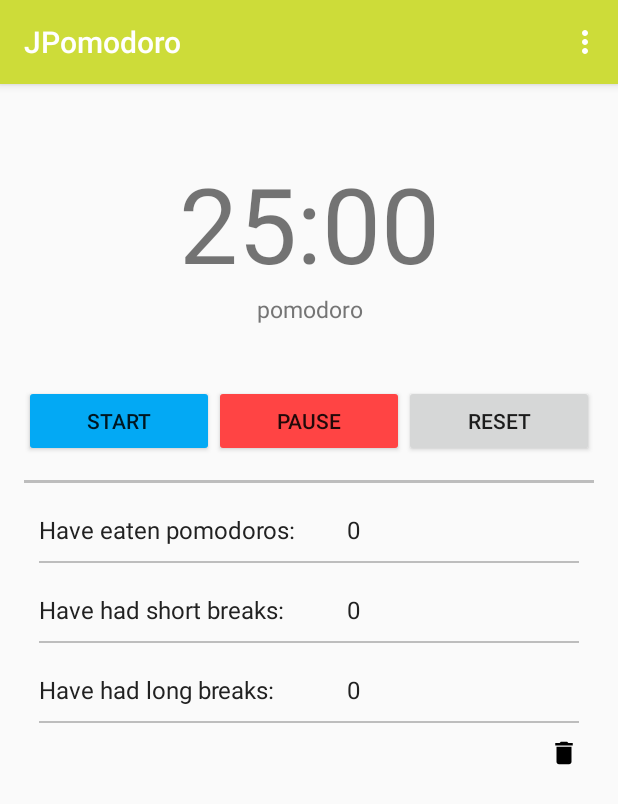
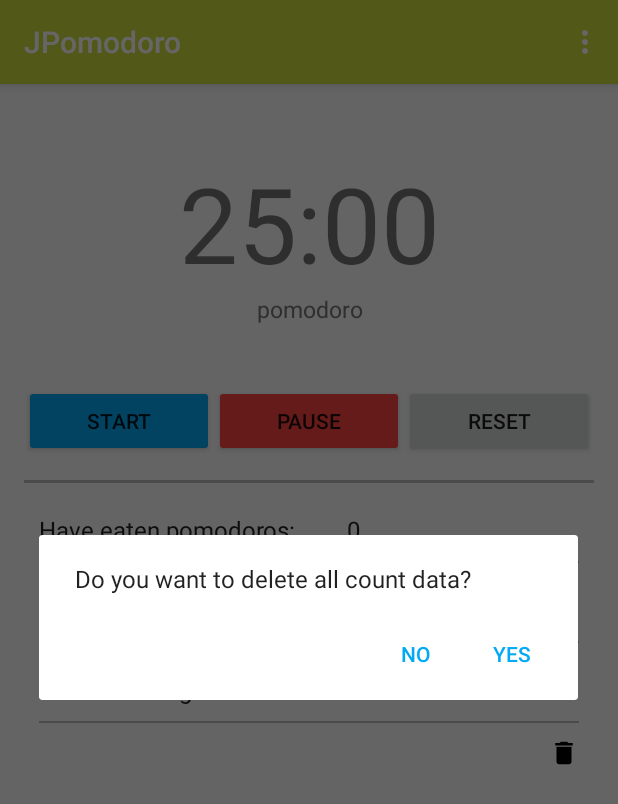
Before and after one commit to zhoodar/simple-android-apps, an Android app: the screen it shows after launch (MainActivity), after a tap on an icon or button, on a phone screen of 412 x 824 dp. Shown: the top 804 px of the screen. Run offline under Robolectric (Android 15) with nearby library versions, the phone set to English and light mode, and no system bars.

Commit message:
feat: clear up no need libs, delete counts refactor: logic,  vars, file name changes

```diff
--- a/JPomodoro/app/build.gradle
+++ b/JPomodoro/app/build.gradle
@@ -26,5 +26,4 @@ dependencies {
     implementation fileTree(dir: 'libs', include: ['*.jar'])
     implementation 'com.android.support:appcompat-v7:26.1.0'
     implementation 'com.android.support.constraint:constraint-layout:1.0.2'
-    implementation 'com.android.support:preference-v7:26.1.0'
 }
--- a/JPomodoro/app/src/main/java/kg/jedi/jpomodoro/MainActivity.java
+++ b/JPomodoro/app/src/main/java/kg/jedi/jpomodoro/MainActivity.java
@@ -12,7 +12,6 @@ import android.view.MenuInflater;
 import android.view.MenuItem;
 import android.widget.Button;
 import android.widget.TextView;
-import android.widget.Toast;
 
 import java.util.Locale;
 
@@ -20,8 +19,8 @@ import kg.jedi.jpomodoro.busines.PTState;
 import kg.jedi.jpomodoro.busines.PomodoroTimer;
 import kg.jedi.jpomodoro.busines.PomodoroTimerState;
 import kg.jedi.jpomodoro.busines.SettingState;
+import kg.jedi.jpomodoro.util.JR;
 import kg.jedi.jpomodoro.util.Preference;
-import kg.jedi.jpomodoro.util.Resource;
 
 import static kg.jedi.jpomodoro.util.Preference.LONG_BREAK;
 import static kg.jedi.jpomodoro.util.Preference.POMODORO;
@@ -64,7 +63,7 @@ public class MainActivity extends AppCompatActivity {
         super.onCreate(savedInstanceState);
         setContentView(R.layout.main_activity);
         init();
-        setPreferenceData();
+        setCountPreference();
         setListeners();
 
         ptState.changeState(PTState.POMODORO);//def state
@@ -97,17 +96,15 @@ public class MainActivity extends AppCompatActivity {
         btnResetData = findViewById(R.id.btnResetData);
 
         pomodoroTime = sharedPreferences.getInt(POMODORO,
-                Resource.getRInt(getApplicationContext(), R.integer.def_pomodoro));
+                JR.getRInt(getApplicationContext(), R.integer.def_pomodoro));
         shortBreakTime = sharedPreferences.getInt(SHORT_BREAK,
-                Resource.getRInt(getApplicationContext(), R.integer.def_short_break));
+                JR.getRInt(getApplicationContext(), R.integer.def_short_break));
         longBreakTime = sharedPreferences.getInt(LONG_BREAK,
-                Resource.getRInt(getApplicationContext(), R.integer.def_long_break));
+                JR.getRInt(getApplicationContext(), R.integer.def_long_break));
         ptState = new PomodoroTimerState(eventListener);
     }
 
-    private void setPreferenceData() {
-        tvTimer.setText(String.format(Locale.getDefault(), "%d:%s", pomodoroTime, "00"));
-
+    private void setCountPreference() {
         int pomodoro = getCountFromSharedPreference(POMODORO_COUNT);
         int shortBreak = getCountFromSharedPreference(SHORT_BREAK_COUNT);
         int longBreak = getCountFromSharedPreference(LONG_BREAK_COUNT);
@@ -118,20 +115,17 @@ public class MainActivity extends AppCompatActivity {
 
     private void setListeners() {
         btnStart.setOnClickListener(view -> startTimer());
-
         btnReset.setOnClickListener(view -> resetTimer());
-
         btnPause.setOnClickListener(view -> pauseTimer());
-
-        btnResetData.setOnClickListener(view -> {
-            Toast.makeText(getApplicationContext(), "Not yet!", Toast.LENGTH_SHORT).show();
-        });
+        btnResetData.setOnClickListener(view -> alertDelete());
     }
 
     private void pauseTimer() {
+        if (null != pmTimer) {
             pmTimer.cancel();
             timerIsActive = false;
             ptState.changeState(PTState.ONPAUSE);
+        }
     }
 
     private void startTimer() {
@@ -146,23 +140,49 @@ public class MainActivity extends AppCompatActivity {
     }
 
     private void resetTimer() {
+        if (null != pmTimer) {
             timerIsActive = false;
             pmTimer.cancel();
             ptState.changeState(PTState.POMODORO);
-        setPreferenceData();
+            setCountPreference();
+        }
     }
 
     private void alertChanges() {
         AlertDialog.Builder builder = new AlertDialog.Builder(MainActivity.this);
-        builder.setMessage("Do you want to reload changed settings?")
-                .setNegativeButton("No", (dialog, which) ->  dialog.dismiss())
-                .setPositiveButton("Yes", (dialog, which) -> {
+        builder.setMessage(JR.getRString(getApplicationContext(), R.string.setting_change_message))
+                .setNegativeButton(JR.getRString(getApplicationContext(), R.string.dialog_no),
+                        (dialog, which) -> dialog.dismiss())
+                .setPositiveButton(JR.getRString(getApplicationContext(), R.string.dialog_yes),
+                        (dialog, which) -> {
                             dialog.dismiss();
                             settingState.changeState(SettingState.SState.OLD);
                             recreate();
                         });
 
         builder.show();
+    }
+
+    private void alertDelete() {
+        AlertDialog.Builder builder = new AlertDialog.Builder(MainActivity.this);
+        builder.setMessage(JR.getRString(getApplicationContext(), R.string.delete_counts_message))
+                .setNegativeButton(JR.getRString(getApplicationContext(), R.string.dialog_no),
+                        (dialog, which) -> dialog.dismiss())
+                .setPositiveButton(JR.getRString(getApplicationContext(), R.string.dialog_yes),
+                        (dialog, which) -> {
+                            dialog.dismiss();
+                            deleteCount();
+                        });
+
+        builder.show();
+    }
+
+    private void deleteCount() {
+        int defCount = JR.getRInt(getApplicationContext(), R.integer.def_count);
+        editSharedPreferences(POMODORO_COUNT, defCount);
+        editSharedPreferences(LONG_BREAK_COUNT, defCount);
+        editSharedPreferences(SHORT_BREAK_COUNT, defCount);
+        setCountPreference();
     }
 
     private void handleTimerStateChanges(PTState PTState) {
@@ -173,18 +193,19 @@ public class MainActivity extends AppCompatActivity {
                 break;
             case SHORT_BREAK:
                 mainTimeInSec = shortBreakTime * onMinInSec;
-                timerLabel = Resource.getRString(getApplicationContext(), R.string.label_short_break);
+                timerLabel = JR.getRString(getApplicationContext(), R.string.label_short_break);
                 break;
             case LONG_BREAK:
                 mainTimeInSec = longBreakTime * onMinInSec;
-                timerLabel = Resource.getRString(getApplicationContext(), R.string.label_long_break);
+                timerLabel = JR.getRString(getApplicationContext(), R.string.label_long_break);
                 break;
             default:
                 mainTimeInSec = pomodoroTime * onMinInSec;
-                timerLabel = Resource.getRString(getApplicationContext(), R.string.label_pomodoro);
+                timerLabel = JR.getRString(getApplicationContext(), R.string.label_pomodoro);
         }
         tvTimerLabel.setText(timerLabel);
         updateUITimer(mainTimeInSec);
+        setCountPreference();
     }
 
     private void handleTimerFinish() {
@@ -194,30 +215,35 @@ public class MainActivity extends AppCompatActivity {
         pmTimer.cancel();
         timerIsActive = false;
 
-        if (PTState.SHORT_BREAK == ptState.getTimerState() || PTState.LONG_BREAK == ptState.getTimerState()) {
+        if (PTState.SHORT_BREAK == ptState.getTimerState()) {
+            editSharedPreferences(SHORT_BREAK_COUNT, shortBreak + 1);
             ptState.changeState(PTState.POMODORO);
-            sharedPreferences.edit()
-                    .putInt(POMODORO_COUNT, pomodoro + 1)
-                    .apply();
 
-        } else if ((pomodoro % 4) == 0 && PTState.POMODORO == ptState.getTimerState()) {
+        } else if(PTState.LONG_BREAK == ptState.getTimerState()) {
+            editSharedPreferences(LONG_BREAK_COUNT, longBreak + 1);
+            ptState.changeState(PTState.POMODORO);
+
+        } else if (pomodoro != 0 && (pomodoro % 4) == 0
+                && PTState.POMODORO == ptState.getTimerState()) {
+
+            editSharedPreferences(POMODORO_COUNT, pomodoro + 1);
             ptState.changeState(PTState.LONG_BREAK);
-            sharedPreferences.edit()
-                    .putInt(LONG_BREAK_COUNT, longBreak + 1)
-                    .apply();
 
         } else {
+            editSharedPreferences(POMODORO_COUNT, pomodoro + 1);
             ptState.changeState(PTState.SHORT_BREAK);
-            sharedPreferences.edit()
-                    .putInt(SHORT_BREAK_COUNT, shortBreak + 1)
-                    .apply();
+        }
     }
 
+    private void editSharedPreferences(String key, int value) {
+        sharedPreferences.edit()
+                .putInt(key, value)
+                .apply();
     }
 
     private int getCountFromSharedPreference(String key) {
         return sharedPreferences.getInt(key,
-                Resource.getRInt(getApplicationContext(), R.integer.def_count));
+                JR.getRInt(getApplicationContext(), R.integer.def_count));
     }
 
     private void updateUITimer(int secondsLeft) {
@@ -250,15 +276,12 @@ public class MainActivity extends AppCompatActivity {
         int id = item.getItemId();
 
         if (id == R.id.action_settings) {
-            Intent startSettingsActivity = new Intent(this, SettingsActivity.class);
-            settingState.changeState(SettingState.SState.OLD);
-            startSettingsActivity.putExtra("state", settingState);
+            Intent startSettingsActivity = new Intent(getApplicationContext(), SettingsActivity.class);
             startActivity(startSettingsActivity);
             return true;
         }
         return super.onOptionsItemSelected(item);
     }
-
 
     private class EventListener
             implements PomodoroTimer.OnTimerChanged, PomodoroTimerState.OnTimerStateChanged {
@@ -275,8 +298,8 @@ public class MainActivity extends AppCompatActivity {
         }
 
         @Override
-        public void onStateChange(PTState PTState) {
-            handleTimerStateChanges(PTState);
+        public void onStateChange(PTState state) {
+            handleTimerStateChanges(state);
         }
     }
 
--- a/JPomodoro/app/src/main/java/kg/jedi/jpomodoro/busines/PomodoroTimerState.java
+++ b/JPomodoro/app/src/main/java/kg/jedi/jpomodoro/busines/PomodoroTimerState.java
@@ -14,9 +14,9 @@ public class PomodoroTimerState {
         this.stateListener = listener;
     }
 
-    public void changeState(PTState PTState) {
-        this.timerPTState = PTState;
-        stateListener.onStateChange(PTState);
+    public void changeState(PTState state) {
+        this.timerPTState = state;
+        stateListener.onStateChange(state);
     }
 
     public PTState getTimerState() {
@@ -24,6 +24,6 @@ public class PomodoroTimerState {
     }
 
     public interface OnTimerStateChanged {
-        void onStateChange(PTState PTState);
+        void onStateChange(PTState state);
     }
 }
--- a/JPomodoro/app/src/main/java/kg/jedi/jpomodoro/util/Resource.java
+++ b/JPomodoro/app/src/main/java/kg/jedi/jpomodoro/util/JR.java
@@ -6,7 +6,7 @@ import android.content.Context;
  * @author Joodar on 3/21/18.
  */
 
-public class Resource {
+public class JR {
 
     public static int getRInt(Context context, int i) {
         return context.getResources().getInteger(i);
--- a/JPomodoro/app/src/main/res/layout/main_activity.xml
+++ b/JPomodoro/app/src/main/res/layout/main_activity.xml
@@ -14,7 +14,6 @@
         android:layout_width="match_parent"
         android:layout_marginTop="30dp"
         android:layout_height="wrap_content"
-        android:text="@string/def_time"
         android:gravity="center_vertical|center_horizontal"
         android:textSize="70sp" />
 
@@ -86,7 +85,6 @@
         <TextView
             android:id="@+id/tvPomodoroCount"
             android:textColor="@color/colorPrimaryText"
-            android:text="@string/def_count"
             android:textSize="16sp"
             android:layout_weight="3"
             android:layout_width="0dp"
@@ -118,7 +116,6 @@
         <TextView
             android:id="@+id/tvShortBreakCount"
             android:textColor="@color/colorPrimaryText"
-            android:text="@string/def_count"
             android:textSize="16sp"
             android:layout_weight="3"
             android:layout_width="0dp"
@@ -150,7 +147,6 @@
         <TextView
             android:id="@+id/tvLongBreakCount"
             android:textColor="@color/colorPrimaryText"
-            android:text="@string/def_count"
             android:textSize="16sp"
             android:layout_weight="3"
             android:layout_width="0dp"
@@ -174,5 +170,4 @@
         android:layout_marginTop="10dp"
         android:background="@drawable/ic_delete_black_24dp"/>
 
-
 </LinearLayout>
--- a/JPomodoro/app/src/main/res/values/strings.xml
+++ b/JPomodoro/app/src/main/res/values/strings.xml
@@ -10,11 +10,16 @@
     <string name="pomodoro_time">Pomodoro</string>
     <string name="short_break_time">Short break</string>
     <string name="long_break_time">Long break</string>
-    <string name="def_count">0</string>
     <string name="eaten_pomodoros">Have eaten pomodoros:</string>
     <string name="had_short_breaks">Have had short breaks:</string>
     <string name="had_long_breaks">Have had long breaks:</string>
     <string name="label_pomodoro">pomodoro</string>
     <string name="label_short_break">short break</string>
     <string name="label_long_break">long break</string>
+
+    <string name="dialog_yes">Yes</string>
+    <string name="dialog_no">No</string>
+    <string name="setting_change_message">Settings have changed, Do you want to reload new settings?</string>
+    <string name="delete_counts_message">Do you want to delete all count data?</string>
+
 </resources>
```
Lines whose indentation alone changed are shown as unchanged.
